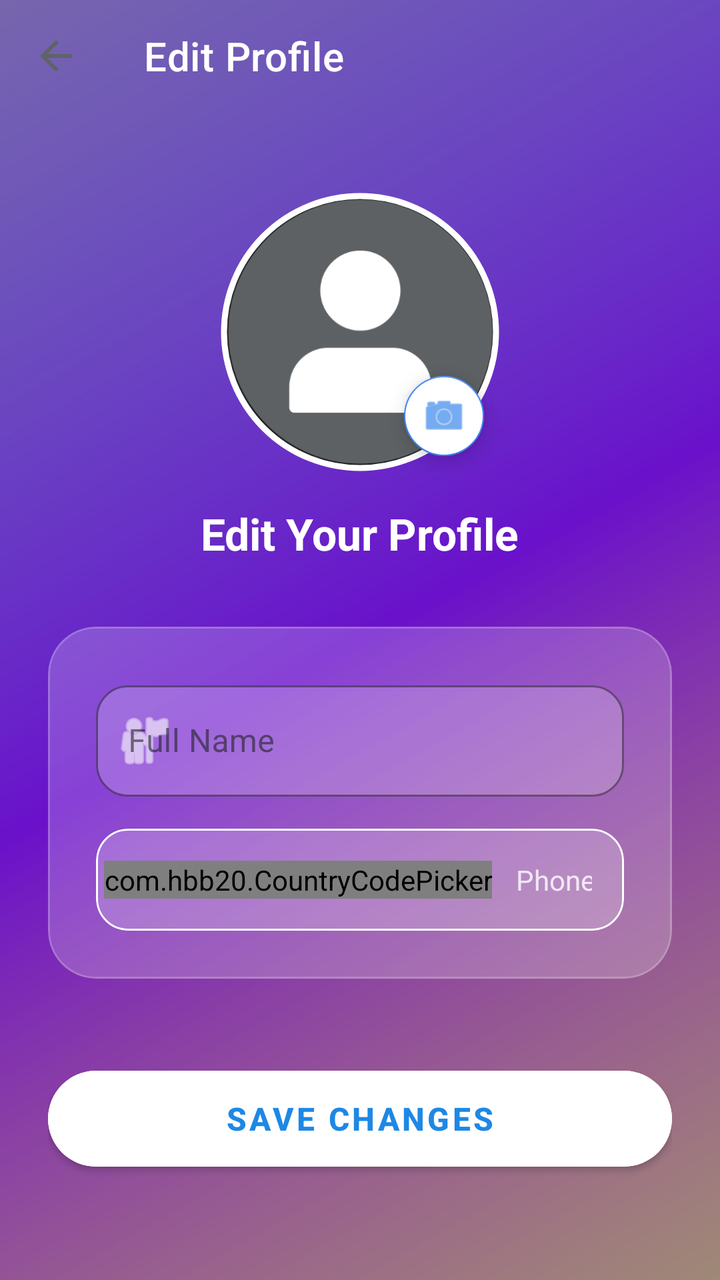
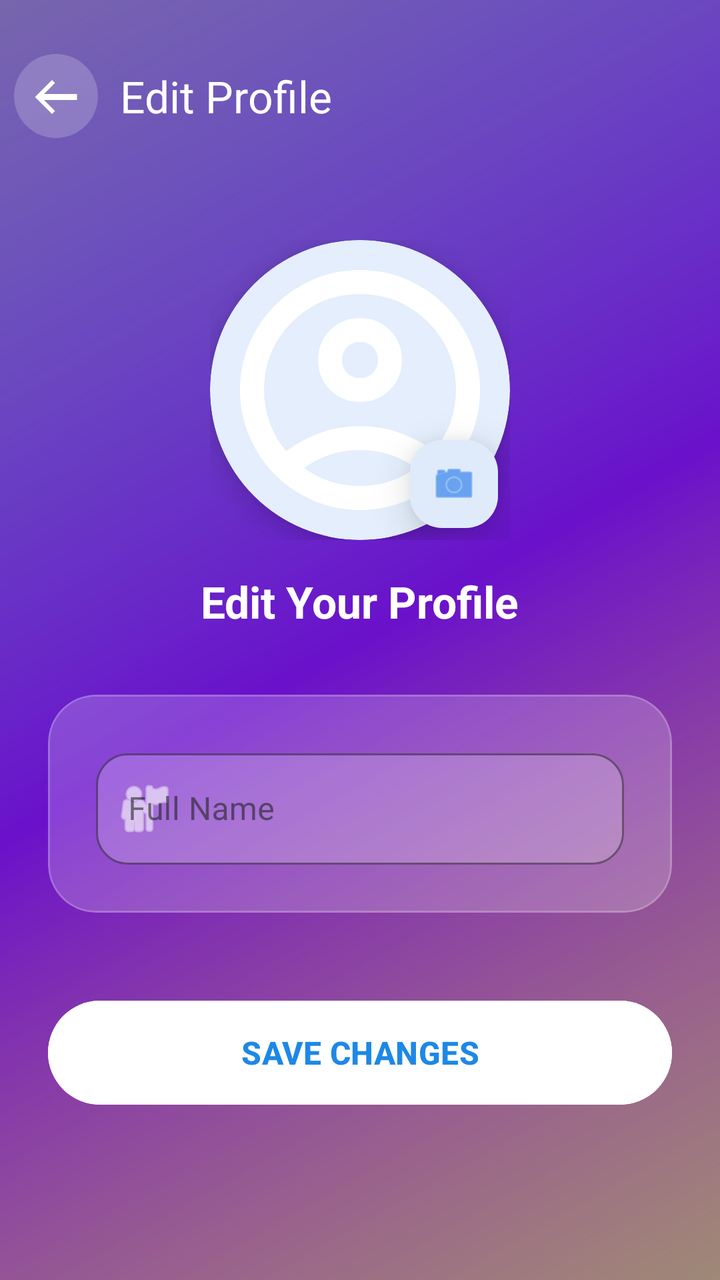

An Android layout rendered at two revisions. The XML below is the earlier revision; the diff shows what the commit changed to produce the second picture.
<!-- AndroidManifest.xml: application theme Theme.BeaconSOS -->
<!-- res/layout/activity_edit_profile.xml -->
<?xml version="1.0" encoding="utf-8"?>
<androidx.constraintlayout.widget.ConstraintLayout xmlns:android="http://schemas.android.com/apk/res/android"
    xmlns:app="http://schemas.android.com/apk/res-auto"
    android:layout_width="match_parent"
    android:layout_height="match_parent"
    android:background="@drawable/vibrant_gradient_bg">

    <androidx.appcompat.widget.Toolbar
        android:id="@+id/toolbar"
        android:layout_width="match_parent"
        android:layout_height="?attr/actionBarSize"
        android:background="@android:color/transparent"
        app:layout_constraintTop_toTopOf="parent"
        app:title="Edit Profile"
        app:titleTextColor="@color/white"
        app:navigationIcon="?attr/homeAsUpIndicator"
        app:navigationIconTint="@color/white" />

    <ScrollView
        android:layout_width="match_parent"
        android:layout_height="0dp"
        android:fillViewport="true"
        app:layout_constraintBottom_toBottomOf="parent"
        app:layout_constraintTop_toBottomOf="@id/toolbar">

        <LinearLayout
            android:layout_width="match_parent"
            android:layout_height="wrap_content"
            android:gravity="center_horizontal"
            android:orientation="vertical"
            android:padding="24dp">

            
            <RelativeLayout
                android:layout_width="wrap_content"
                android:layout_height="wrap_content"
                android:layout_marginTop="16dp">

                <com.google.android.material.imageview.ShapeableImageView
                    android:id="@+id/ivEditProfilePic"
                    android:layout_width="140dp"
                    android:layout_height="140dp"
                    android:padding="2dp"
                    android:scaleType="centerCrop"
                    android:src="@drawable/profile_pic"
                    app:shapeAppearanceOverlay="@style/CircleImage"
                    app:strokeColor="@color/white"
                    app:strokeWidth="3dp" />

                <com.google.android.material.floatingactionbutton.FloatingActionButton
                    android:id="@+id/btnChangePhoto"
                    android:layout_width="wrap_content"
                    android:layout_height="wrap_content"
                    android:layout_alignBottom="@id/ivEditProfilePic"
                    android:layout_alignEnd="@id/ivEditProfilePic"
                    android:layout_margin="4dp"
                    app:fabCustomSize="40dp"
                    app:srcCompat="@android:drawable/ic_menu_camera"
                    app:tint="@color/primary_blue"
                    android:backgroundTint="@color/white" />
            </RelativeLayout>

            <TextView
                android:layout_width="wrap_content"
                android:layout_height="wrap_content"
                android:layout_marginTop="16dp"
                android:text="Edit Your Profile"
                android:textColor="@color/white"
                android:textSize="22sp"
                android:textStyle="bold" />

            
            <com.google.android.material.card.MaterialCardView
                android:layout_width="match_parent"
                android:layout_height="wrap_content"
                android:layout_marginTop="32dp"
                app:cardCornerRadius="24dp"
                app:cardElevation="0dp"
                app:cardBackgroundColor="#33FFFFFF"
                app:strokeColor="#33FFFFFF"
                app:strokeWidth="1dp">

                <LinearLayout
                    android:layout_width="match_parent"
                    android:layout_height="wrap_content"
                    android:orientation="vertical"
                    android:padding="24dp">

                    <com.google.android.material.textfield.TextInputLayout
                        android:layout_width="match_parent"
                        android:layout_height="wrap_content"
                        android:hint="Full Name"
                        app:startIconDrawable="@android:drawable/ic_menu_myplaces"
                        app:boxBackgroundColor="#33FFFFFF"
                        app:boxStrokeColor="@color/white"
                        app:hintTextColor="@color/white"
                        app:startIconTint="@color/white"
                        app:boxCornerRadiusTopStart="16dp"
                        app:boxCornerRadiusTopEnd="16dp"
                        app:boxCornerRadiusBottomStart="16dp"
                        app:boxCornerRadiusBottomEnd="16dp"
                        style="@style/Widget.MaterialComponents.TextInputLayout.OutlinedBox">

                        <com.google.android.material.textfield.TextInputEditText
                            android:id="@+id/etEditName"
                            android:layout_width="match_parent"
                            android:layout_height="wrap_content"
                            android:textColor="@color/white"
                            android:textColorHint="#CCFFFFFF"
                            android:inputType="textPersonName" />
                    </com.google.android.material.textfield.TextInputLayout>

                    <com.google.android.material.card.MaterialCardView
                        android:layout_width="match_parent"
                        android:layout_height="wrap_content"
                        android:layout_marginTop="16dp"
                        app:cardCornerRadius="16dp"
                        app:cardElevation="0dp"
                        app:cardBackgroundColor="#33FFFFFF"
                        app:strokeColor="@color/white"
                        app:strokeWidth="1dp">

                        <LinearLayout
                            android:layout_width="match_parent"
                            android:layout_height="wrap_content"
                            android:orientation="horizontal"
                            android:gravity="center_vertical"
                            android:padding="4dp">

                            <com.hbb20.CountryCodePicker
                                android:id="@+id/ccpEditProfile"
                                android:layout_width="wrap_content"
                                android:layout_height="wrap_content"
                                app:ccp_showFullName="false"
                                app:ccp_showPhoneCode="true"
                                app:ccp_defaultNameCode="US"
                                app:ccp_textSize="14sp"
                                app:ccp_contentColor="@color/white" />

                            <EditText
                                android:id="@+id/etEditPhone"
                                android:layout_width="0dp"
                                android:layout_height="wrap_content"
                                android:layout_weight="1"
                                android:background="@android:color/transparent"
                                android:hint="Phone Number"
                                android:textSize="14sp"
                                android:textColor="@color/white"
                                android:textColorHint="#CCFFFFFF"
                                android:inputType="phone"
                                android:padding="12dp" />

                            <Button
                                android:id="@+id/btnVerifyPhone"
                                style="@style/Widget.MaterialComponents.Button.TextButton"
                                android:layout_width="wrap_content"
                                android:layout_height="wrap_content"
                                android:text="VERIFY"
                                android:textSize="12sp"
                                android:textColor="@color/white"
                                android:visibility="gone" />
                        </LinearLayout>
                    </com.google.android.material.card.MaterialCardView>

                </LinearLayout>
            </com.google.android.material.card.MaterialCardView>

            <com.google.android.material.button.MaterialButton
                android:id="@+id/btnSaveProfile"
                android:layout_width="match_parent"
                android:layout_height="60dp"
                android:layout_marginTop="40dp"
                android:text="SAVE CHANGES"
                android:textSize="16sp"
                android:textStyle="bold"
                app:cornerRadius="30dp"
                android:backgroundTint="@color/white"
                android:textColor="#1E88E5"
                app:elevation="0dp" />

        </LinearLayout>
    </ScrollView>

    <include
        layout="@layout/layout_app_loading"
        android:id="@+id/customLoading"
        android:layout_width="match_parent"
        android:layout_height="match_parent"
        android:visibility="gone" />

</androidx.constraintlayout.widget.ConstraintLayout>
<!-- res/layout/layout_app_loading.xml (included above) -->
<?xml version="1.0" encoding="utf-8"?>
<androidx.constraintlayout.widget.ConstraintLayout xmlns:android="http://schemas.android.com/apk/res/android"
    xmlns:app="http://schemas.android.com/apk/res-auto"
    android:id="@+id/appLoadingView"
    android:layout_width="match_parent"
    android:layout_height="match_parent"
    android:background="#B3000000"
    android:clickable="true"
    android:focusable="true"
    android:visibility="gone">

    <androidx.constraintlayout.widget.ConstraintLayout
        android:id="@+id/loading_container"
        android:layout_width="100dp"
        android:layout_height="100dp"
        app:layout_constraintBottom_toBottomOf="parent"
        app:layout_constraintEnd_toEndOf="parent"
        app:layout_constraintStart_toStartOf="parent"
        app:layout_constraintTop_toTopOf="parent">

        
        <View
            android:id="@+id/loading_frame"
            android:layout_width="50dp"
            android:layout_height="50dp"
            android:background="@drawable/loading_frame_bg"
            app:layout_constraintBottom_toBottomOf="parent"
            app:layout_constraintEnd_toEndOf="parent"
            app:layout_constraintStart_toStartOf="parent"
            app:layout_constraintTop_toTopOf="parent" />

        
        <View
            android:id="@+id/dot1"
            android:layout_width="14dp"
            android:layout_height="14dp"
            android:background="@drawable/loading_dot_coral"
            app:layout_constraintBottom_toTopOf="@id/loading_frame"
            app:layout_constraintEnd_toStartOf="@id/loading_frame"
            app:layout_constraintStart_toStartOf="@id/loading_frame"
            app:layout_constraintTop_toTopOf="@id/loading_frame" />

        
        <View
            android:id="@+id/dot2"
            android:layout_width="10dp"
            android:layout_height="10dp"
            android:background="@drawable/loading_dot_blue"
            app:layout_constraintBottom_toBottomOf="@id/loading_frame"
            app:layout_constraintEnd_toEndOf="@id/loading_frame"
            app:layout_constraintStart_toEndOf="@id/loading_frame"
            app:layout_constraintTop_toBottomOf="@id/loading_frame" />

        
        <View
            android:id="@+id/dot_center"
            android:layout_width="8dp"
            android:layout_height="8dp"
            android:background="@drawable/loading_dot_purple"
            app:layout_constraintBottom_toBottomOf="@id/loading_frame"
            app:layout_constraintEnd_toEndOf="@id/loading_frame"
            app:layout_constraintStart_toStartOf="@id/loading_frame"
            app:layout_constraintTop_toTopOf="@id/loading_frame" />

    </androidx.constraintlayout.widget.ConstraintLayout>

    <TextView
        android:id="@+id/tvLoadingText"
        android:layout_width="wrap_content"
        android:layout_height="wrap_content"
        android:layout_marginTop="16dp"
        android:text="SECURELY LOADING"
        android:textColor="@color/white"
        android:textSize="12sp"
        android:letterSpacing="0.2"
        android:textStyle="bold"
        android:alpha="0.8"
        app:layout_constraintEnd_toEndOf="parent"
        app:layout_constraintStart_toStartOf="parent"
        app:layout_constraintTop_toBottomOf="@id/loading_container" />

</androidx.constraintlayout.widget.ConstraintLayout>
<!-- resources referenced by this layout -->
<resources>
  <color name="primary_blue">#1A73E8</color>
  <!-- drawable profile_pic: png bitmap (drawable, 15302 bytes) -->
  <!-- drawable vibrant_gradient_bg (drawable) -->
  <?xml version="1.0" encoding="utf-8"?>
  <layer-list xmlns:android="http://schemas.android.com/apk/res/android">
      
      <item>
          <shape android:shape="rectangle">
              <gradient
                  android:angle="135"
                  android:startColor="#FF416C"
                  android:centerColor="#6A11CB"
                  android:endColor="#2575FC"
                  android:type="linear" />
          </shape>
      </item>
  
      
      <item>
          <shape android:shape="rectangle">
              <gradient
                  android:angle="315"
                  android:startColor="#60FF4B2B"
                  android:centerColor="#00000000"
                  android:endColor="#6000FF88"
                  android:type="linear" />
          </shape>
      </item>
  </layer-list>
  <style name="Theme.BeaconSOS" parent="Theme.MaterialComponents.Light.NoActionBar">
          
          <item name="colorPrimary">@color/primary_blue</item>
          <item name="colorPrimaryVariant">@color/primary_dark_blue</item>
          <item name="colorOnPrimary">@color/white</item>
  
          
          <item name="colorSecondary">@color/accent_blue</item>
          <item name="colorOnSecondary">@color/white</item>
  
          
          <item name="android:statusBarColor">?attr/colorPrimaryVariant</item>
  
          
          <item name="android:windowBackground">@color/background_color</item>
          <item name="colorSurface">@color/surface_color</item>
          <item name="colorOnSurface">@color/text_primary</item>
  
          
          <item name="android:textColorPrimary">@color/text_primary</item>
          <item name="android:textColorSecondary">@color/text_secondary</item>
          <item name="android:textColorHint">@color/text_hint</item>
  
          
          <item name="dividerHorizontal">@color/divider_color</item>
  
          
          <item name="windowActionBar">false</item>
          <item name="windowNoTitle">true</item>
  
          
          <item name="android:popupMenuStyle">@style/GlassyPopupMenu</item>
          <item name="popupMenuStyle">@style/GlassyPopupMenu</item>
      </style>
  <color name="primary_dark_blue">#0D47A1</color>
  <color name="accent_blue">#4285F4</color>
  <color name="background_color">#F1F3F4</color>
  <color name="surface_color">#FFFFFF</color>
  <color name="text_primary">#202124</color>
  <color name="text_secondary">#5F6368</color>
  <color name="divider_color">#DADCE0</color>
  <!-- unchanged entries left out for length: 9 -->
</resources>

<!-- the commit's change to res/layout/activity_edit_profile.xml (unified diff, before → after) -->
@@ -9,12 +9,12 @@
         android:id="@+id/toolbar"
         android:layout_width="match_parent"
         android:layout_height="?attr/actionBarSize"
+        android:layout_marginTop="16dp"
         android:background="@android:color/transparent"
         app:layout_constraintTop_toTopOf="parent"
         app:title="Edit Profile"
         app:titleTextColor="@color/white"
-        app:navigationIcon="?attr/homeAsUpIndicator"
-        app:navigationIconTint="@color/white" />
+        app:navigationIcon="@drawable/ic_back_custom" />
 
     <ScrollView
         android:layout_width="match_parent"
@@ -36,28 +36,40 @@
                 android:layout_height="wrap_content"
                 android:layout_marginTop="16dp">
 
-                <com.google.android.material.imageview.ShapeableImageView
-                    android:id="@+id/ivEditProfilePic"
-                    android:layout_width="140dp"
-                    android:layout_height="140dp"
-                    android:padding="2dp"
-                    android:scaleType="centerCrop"
-                    android:src="@drawable/profile_pic"
-                    app:shapeAppearanceOverlay="@style/CircleImage"
-                    app:strokeColor="@color/white"
-                    app:strokeWidth="3dp" />
+                <com.google.android.material.card.MaterialCardView
+                    android:id="@+id/profileFrame"
+                    android:layout_width="150dp"
+                    android:layout_height="150dp"
+                    app:cardCornerRadius="75dp"
+                    app:cardElevation="8dp"
+                    app:cardBackgroundColor="@color/white"
+                    app:strokeWidth="0dp">
+
+                    <com.google.android.material.imageview.ShapeableImageView
+                        android:id="@+id/ivEditProfilePic"
+                        android:layout_width="match_parent"
+                        android:layout_height="match_parent"
+                        android:layout_margin="3dp"
+                        android:scaleType="centerCrop"
+                        android:src="@drawable/ic_profile_new"
+                        app:shapeAppearanceOverlay="@style/CircleImage" />
+                </com.google.android.material.card.MaterialCardView>
 
                 <com.google.android.material.floatingactionbutton.FloatingActionButton
                     android:id="@+id/btnChangePhoto"
                     android:layout_width="wrap_content"
                     android:layout_height="wrap_content"
-                    android:layout_alignBottom="@id/ivEditProfilePic"
-                    android:layout_alignEnd="@id/ivEditProfilePic"
-                    android:layout_margin="4dp"
-                    app:fabCustomSize="40dp"
+                    android:layout_alignBottom="@id/profileFrame"
+                    android:layout_alignEnd="@id/profileFrame"
+                    android:layout_marginEnd="4dp"
+                    android:layout_marginBottom="4dp"
+                    app:fabCustomSize="44dp"
+                    app:elevation="12dp"
+                    app:pressedTranslationZ="16dp"
                     app:srcCompat="@android:drawable/ic_menu_camera"
                     app:tint="@color/primary_blue"
-                    android:backgroundTint="@color/white" />
+                    app:backgroundTint="@color/white"
+                    app:borderWidth="0dp" />
             </RelativeLayout>
 
             <TextView
@@ -110,58 +122,6 @@
                             android:inputType="textPersonName" />
                     </com.google.android.material.textfield.TextInputLayout>
 
-                    <com.google.android.material.card.MaterialCardView
-                        android:layout_width="match_parent"
-                        android:layout_height="wrap_content"
-                        android:layout_marginTop="16dp"
-                        app:cardCornerRadius="16dp"
-                        app:cardElevation="0dp"
-                        app:cardBackgroundColor="#33FFFFFF"
-                        app:strokeColor="@color/white"
-                        app:strokeWidth="1dp">
-
-                        <LinearLayout
-                            android:layout_width="match_parent"
-                            android:layout_height="wrap_content"
-                            android:orientation="horizontal"
-                            android:gravity="center_vertical"
-                            android:padding="4dp">
-
-                            <com.hbb20.CountryCodePicker
-                                android:id="@+id/ccpEditProfile"
-                                android:layout_width="wrap_content"
-                                android:layout_height="wrap_content"
-                                app:ccp_showFullName="false"
-                                app:ccp_showPhoneCode="true"
-                                app:ccp_defaultNameCode="US"
-                                app:ccp_textSize="14sp"
-                                app:ccp_contentColor="@color/white" />
-
-                            <EditText
-                                android:id="@+id/etEditPhone"
-                                android:layout_width="0dp"
-                                android:layout_height="wrap_content"
-                                android:layout_weight="1"
-                                android:background="@android:color/transparent"
-                                android:hint="Phone Number"
-                                android:textSize="14sp"
-                                android:textColor="@color/white"
-                                android:textColorHint="#CCFFFFFF"
-                                android:inputType="phone"
-                                android:padding="12dp" />
-
-                            <Button
-                                android:id="@+id/btnVerifyPhone"
-                                style="@style/Widget.MaterialComponents.Button.TextButton"
-                                android:layout_width="wrap_content"
-                                android:layout_height="wrap_content"
-                                android:text="VERIFY"
-                                android:textSize="12sp"
-                                android:textColor="@color/white"
-                                android:visibility="gone" />
-                        </LinearLayout>
-                    </com.google.android.material.card.MaterialCardView>
-
                 </LinearLayout>
             </com.google.android.material.card.MaterialCardView>
 
<!-- resource entries referenced after the edit -->
@@ -1,7 +1,35 @@
 <!-- resources referenced by this layout -->
 <resources>
-  <color name="primary_blue">#1A73E8</color>
-  <!-- drawable profile_pic: png bitmap (drawable, 15302 bytes) -->
+  <color name="primary_blue">@color/color_primary</color>
+  <!-- drawable ic_back_custom (drawable) -->
+  <vector xmlns:android="http://schemas.android.com/apk/res/android"
+      android:width="42dp"
+      android:height="42dp"
+      android:viewportWidth="42"
+      android:viewportHeight="42">
+  
+      
+      <path
+          android:fillColor="#33FFFFFF"
+          android:pathData="M21,21m-21,0a21,21 0,1,1 42,0a21,21 0,1,1 -42,0" />
+  
+      
+      <path
+          android:fillColor="#FFFFFF"
+          android:pathData="M31.5,20H15l5.5,-5.5L19,13l-8.5,8.5l8.5,8.5l1.5,-1.5L15,23H31.5V20z" />
+  </vector>
+  <!-- drawable ic_profile_new (drawable) -->
+  <vector xmlns:android="http://schemas.android.com/apk/res/android"
+      android:width="24dp"
+      android:height="24dp"
+      android:viewportWidth="960"
+      android:viewportHeight="960">
+      <group android:translateY="960">
+          <path
+              android:fillColor="#FFFFFF"
+              android:pathData="M234-276q51-39 114-61.5T480-360q69 0 132 22.5T726-276q35-41 54.5-93T800-480q0-133-93.5-226.5T480-800q-133 0-226.5 93.5T160-480q0 59 19.5 111t54.5 93Zm146.5-204.5Q340-521 340-580t40.5-99.5Q421-720 480-720t99.5 40.5Q620-639 620-580t-40.5 99.5Q539-440 480-440t-99.5-40.5ZM480-80q-83 0-156-31.5T197-197q-54-54-85.5-127T80-480q0-83 31.5-156T197-763q54-54 127-85.5T480-880q83 0 156 31.5T763-763q54 54 85.5 127T880-480q0 83-31.5 156T763-197q-54 54-127 85.5T480-80Zm100-95.5q47-15.5 86-44.5-39-29-86-44.5T480-280q-53 0-100 15.5T294-220q39 29 86 44.5T480-160q53 0 100-15.5ZM523-537q17-17 17-43t-17-43q-17-17-43-17t-43 17q-17 17-17 43t17 43q17 17 43 17t43-17Zm-43-43Zm0 360Z"/>
+      </group>
+  </vector>
   <!-- drawable vibrant_gradient_bg (drawable) -->
   <?xml version="1.0" encoding="utf-8"?>
   <layer-list xmlns:android="http://schemas.android.com/apk/res/android">
@@ -10,9 +38,9 @@
           <shape android:shape="rectangle">
               <gradient
                   android:angle="135"
-                  android:startColor="#FF416C"
-                  android:centerColor="#6A11CB"
-                  android:endColor="#2575FC"
+                  android:startColor="@color/grad_start"
+                  android:centerColor="@color/grad_center"
+                  android:endColor="@color/grad_end"
                   android:type="linear" />
           </shape>
       </item>
@@ -22,54 +50,81 @@
           <shape android:shape="rectangle">
               <gradient
                   android:angle="315"
-                  android:startColor="#60FF4B2B"
-                  android:centerColor="#00000000"
-                  android:endColor="#6000FF88"
+                  android:startColor="@color/grad_highlight_1"
+                  android:centerColor="@android:color/transparent"
+                  android:endColor="@color/grad_highlight_2"
                   android:type="linear" />
           </shape>
       </item>
   </layer-list>
-  <style name="Theme.BeaconSOS" parent="Theme.MaterialComponents.Light.NoActionBar">
+  <style name="Theme.BeaconSOS" parent="Theme.Material3.DayNight.NoActionBar">
           
-          <item name="colorPrimary">@color/primary_blue</item>
-          <item name="colorPrimaryVariant">@color/primary_dark_blue</item>
-          <item name="colorOnPrimary">@color/white</item>
+          <item name="colorPrimary">@color/color_primary</item>
+          <item name="colorOnPrimary">@color/color_on_primary</item>
+          <item name="colorPrimaryContainer">@color/sky_blue</item>
+          <item name="colorOnPrimaryContainer">@color/color_primary_variant</item>
   
           
-          <item name="colorSecondary">@color/accent_blue</item>
+          <item name="colorSecondary">@color/color_secondary</item>
           <item name="colorOnSecondary">@color/white</item>
   
           
-          <item name="android:statusBarColor">?attr/colorPrimaryVariant</item>
+          <item name="android:statusBarColor">@color/color_primary_variant</item>
   
           
-          <item name="android:windowBackground">@color/background_color</item>
-          <item name="colorSurface">@color/surface_color</item>
-          <item name="colorOnSurface">@color/text_primary</item>
+          <item name="android:windowBackground">@color/color_background</item>
+          <item name="colorSurface">@color/color_surface</item>
+          <item name="colorOnSurface">@color/color_on_surface</item>
+          <item name="colorSurfaceVariant">@color/color_surface_variant</item>
+          <item name="colorOnSurfaceVariant">@color/color_on_surface_variant</item>
+          <item name="colorError">@color/color_error</item>
   
           
-          <item name="android:textColorPrimary">@color/text_primary</item>
-          <item name="android:textColorSecondary">@color/text_secondary</item>
+          <item name="android:textColorPrimary">@color/color_on_surface</item>
+          <item name="android:textColorSecondary">@color/color_on_surface_variant</item>
           <item name="android:textColorHint">@color/text_hint</item>
   
           
-          <item name="dividerHorizontal">@color/divider_color</item>
+          <item name="dividerHorizontal">@color/color_outline</item>
+          <item name="windowActionBar">false</item>
+          <item name="windowNoTitle">true</item>
   
           
-          <item name="windowActionBar">false</item>
-          <item name="windowNoTitle">true</item>
+          <item name="navigationIconTint">@color/white</item>
+          <item name="colorControlNormal">@color/white</item>
+          <item name="android:homeAsUpIndicator">@drawable/ic_back_white</item>
   
           
           <item name="android:popupMenuStyle">@style/GlassyPopupMenu</item>
           <item name="popupMenuStyle">@style/GlassyPopupMenu</item>
       </style>
-  <color name="primary_dark_blue">#0D47A1</color>
-  <color name="accent_blue">#4285F4</color>
-  <color name="background_color">#F1F3F4</color>
-  <color name="surface_color">#FFFFFF</color>
-  <color name="text_primary">#202124</color>
-  <color name="text_secondary">#5F6368</color>
-  <color name="divider_color">#DADCE0</color>
+  <color name="color_primary">#1A73E8</color>
+  <color name="grad_start">#FF416C</color>
+  <color name="grad_center">#6A11CB</color>
+  <color name="grad_end">#2575FC</color>
+  <color name="grad_highlight_1">#60FF4B2B</color>
+  <color name="grad_highlight_2">#6000FF88</color>
+  <color name="color_on_primary">#FFFFFF</color>
+  <color name="sky_blue">#E3F2FD</color>
+  <color name="color_primary_variant">#0D47A1</color>
+  <color name="color_secondary">#4285F4</color>
+  <color name="color_background">#F8F9FA</color>
+  <color name="color_surface">#FFFFFF</color>
+  <color name="color_on_surface">#202124</color>
+  <color name="color_surface_variant">#F1F3F4</color>
+  <color name="color_on_surface_variant">#5F6368</color>
+  <color name="color_error">#D93025</color>
+  <color name="color_outline">#DADCE0</color>
+  <!-- drawable ic_back_white (drawable) -->
+  <vector xmlns:android="http://schemas.android.com/apk/res/android"
+      android:width="24dp"
+      android:height="24dp"
+      android:viewportWidth="24"
+      android:viewportHeight="24">
+    <path
+        android:fillColor="@android:color/white"
+        android:pathData="M20,11H7.83l5.59,-5.59L12,4l-8,8 8,8 1.41,-1.41L7.83,13H20v-2z"/>
+  </vector>
   <!-- unchanged entries left out for length: 9 -->
 </resources>
 
